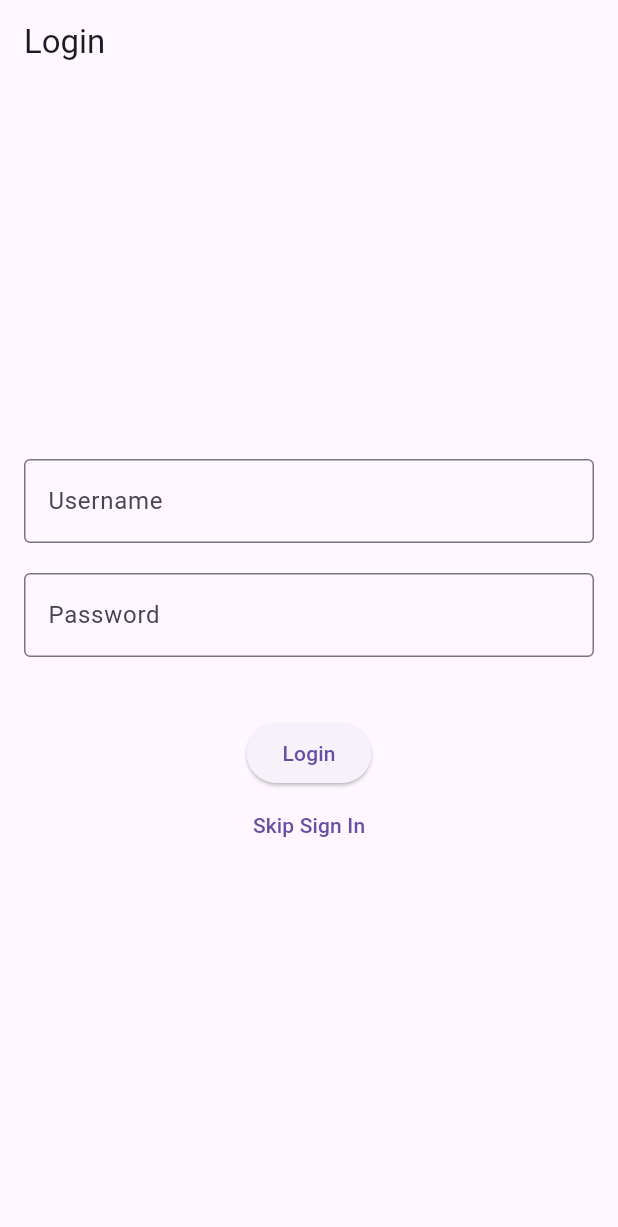
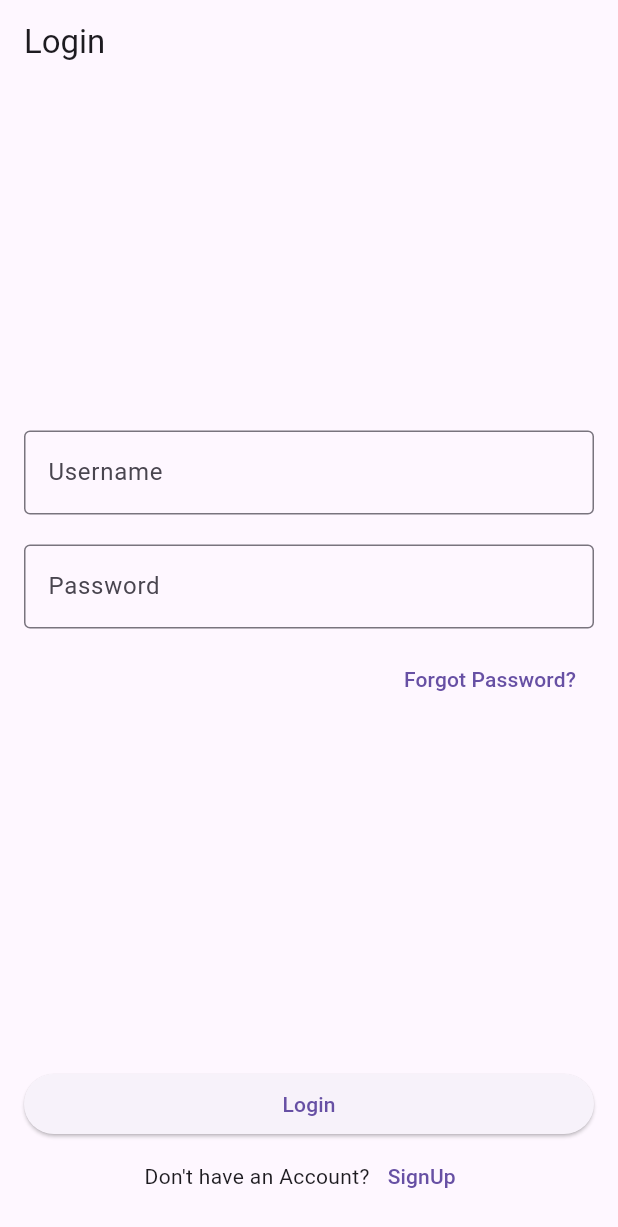
Before and after one commit to f71uday/QuestionsApp, a Flutter app: the screen it shows after launch, on a phone screen of 412 x 824 dp. Shown: the top 1227 px of the screen. Run offline on Flutter 3.47's test engine with Material 3 defaults, Android fonts, the phone set to English and light mode, and no system bars; our stand-ins replace flutter_secure_storage, fluttertoast, jwt_decoder; missing offline and left inert: flutter_appauth.

Commit message:
Update signin_page.dart

```diff
--- a/lib/pages/signin_page.dart
+++ b/lib/pages/signin_page.dart
@@ -1,13 +1,8 @@
 import 'dart:convert';
-
 import 'package:VetScholar/models/intialize_login_flow/InitializeLogin.dart';
 import 'package:flutter/material.dart';
 import 'package:fluttertoast/fluttertoast.dart';
-
 import 'package:http/http.dart' as http;
-
-
-
 
 class LoginPage extends StatefulWidget {
   @override
@@ -22,6 +17,7 @@ class _LoginPageState extends State<LoginPage> {
   bool _isLoading = false;
   String _errorMessage = '';
   String baseURL = '127.0.0.1:4433';
+ // bool _inCorrectPass = false;
 
   Future<void> _login() async {
     if (_formKey.currentState!.validate()) {
@@ -29,29 +25,33 @@ class _LoginPageState extends State<LoginPage> {
         _isLoading = true;
         _errorMessage = '';
       });
-      try{
-        final url = Uri.http(  baseURL, '/self-service/login/api', {
-          'refresh': 'false'
-        });
-        final  response = await http.get(url);
+      try {
+        final url = Uri.http(baseURL, '/self-service/login/api', {'refresh': 'false'});
+        final response = await http.get(url);
         if (response.statusCode == 200) {
           final httpResponse = json.decode(response.body);
           final intializeLogin = IntializeLoginFlow.fromJson(httpResponse);
           final loginResponse = await http.post(
-            Uri.parse(intializeLogin.ui.action ),
+            Uri.parse(intializeLogin.ui.action),
             headers: {
               'Content-Type': 'application/x-www-form-urlencoded',
             },
-            body:  {
+            body: {
               'identifier': _usernameController.text,
               'password': _passwordController.text,
               'method': 'password',
-            }
+            },
           );
-          if (loginResponse.statusCode == 200){
+          if (loginResponse.statusCode == 200) {
             setState(() {
               _showCustomToast();
               Navigator.pushReplacementNamed(context, '/subjects');
+            });
+          }
+          else {
+            setState(() {
+
+              _showCustomToast();
             });
           }
         }
@@ -61,11 +61,13 @@ class _LoginPageState extends State<LoginPage> {
           _errorMessage = error.toString();
         });
       } finally {
+        setState(() {
           _isLoading = false;
+        });
+
       }
     }
   }
-
 
   @override
   void initState() {
@@ -79,16 +81,17 @@ class _LoginPageState extends State<LoginPage> {
       padding: const EdgeInsets.symmetric(horizontal: 24.0, vertical: 12.0),
       decoration: BoxDecoration(
         borderRadius: BorderRadius.circular(25.0),
-        color: Colors.lightGreen,
+        //color: _inCorrectPass?Colors.lightGreen:Colors.redAccent,
+        color: Colors.lightGreen
       ),
       child: Row(
         mainAxisSize: MainAxisSize.min,
         children: [
-          Icon(Icons.check, color: Colors.white),
-          SizedBox(
-            width: 12.0,
-          ),
-          Text("Logged in Successfully"),
+          //Icon(_inCorrectPass?Icons.close:Icons.check, color: Colors.white),
+          Icon(Icons.check,color: Colors.white,),
+          SizedBox(width: 12.0),
+          //Text(!_inCorrectPass?"Logged in Successfully":"Incorrect Username or Password"),
+          Text("Logged in Successfully")
         ],
       ),
     );
@@ -100,59 +103,97 @@ class _LoginPageState extends State<LoginPage> {
     );
   }
 
-
   @override
   Widget build(BuildContext context) {
     return Scaffold(
       appBar: AppBar(title: Text('Login')),
       body: Padding(
         padding: EdgeInsets.all(16.0),
+        child: Column(
+          children: <Widget>[
+            Spacer(),
+            Expanded(
+              flex: 2,
+              child: Align(
+                alignment: Alignment.center,
                 child: Form(
                   key: _formKey,
                   child: Column(
-            mainAxisAlignment: MainAxisAlignment.center,
+                    mainAxisSize: MainAxisSize.min,
                     children: <Widget>[
                       TextFormField(
                         controller: _usernameController,
-                decoration: InputDecoration(labelText: 'Username', border: OutlineInputBorder()),
+                        decoration: InputDecoration(
+                            labelText: 'Username', border: OutlineInputBorder()),
                         validator: (value) {
                           if (value == null || value.isEmpty) {
                             return 'Please enter your username';
                           }
+
                           return null;
                         },
                       ),
-              SizedBox(height: 20,),
+                      SizedBox(height: 20),
                       TextFormField(
                         controller: _passwordController,
-                decoration: InputDecoration(labelText: 'Password', border: OutlineInputBorder()),
+                        decoration: InputDecoration(
+                            labelText: 'Password', border: OutlineInputBorder()),
                         obscureText: true,
                         validator: (value) {
                           if (value == null || value.isEmpty) {
                             return 'Please enter your password';
                           }
+
                           return null;
                         },
                       ),
-              SizedBox(height: 20),
-              if (_isLoading) CircularProgressIndicator(),
-              if (_errorMessage.isNotEmpty) ...[
-                SizedBox(height: 20),
-                Text(
-                  _errorMessage,
-                  style: TextStyle(color: Colors.red),
+                      SizedBox(height: 10),
+                      Row(
+                        mainAxisAlignment: MainAxisAlignment.end,
+                        children: [
+                          TextButton(
+                              onPressed: () => {
+                                Navigator.pushReplacementNamed(context, '/subjects')
+                              },
+                              child: Text('Forgot Password?')
                           ),
                         ],
+                      ),
+                    ],
+                  ),
+                ),
+              ),
+            ),
             SizedBox(height: 20),
-              ElevatedButton(
+
+            Spacer(),
+            Column(
+              children: [
+                if (!_isLoading)
+                SizedBox(
+                  width: double.infinity, // Make the button take the full width
+                  child: ElevatedButton(
                     onPressed: _login,
                     child: Text('Login'),
                   ),
-              TextButton(onPressed: () => {
+                ),
+                if (_isLoading)
+                  LinearProgressIndicator(),
+                Row(
+                  mainAxisAlignment: MainAxisAlignment.center,
+                  children: [
+                    Text("Don't have an Account?"),
+                    TextButton(
+                      onPressed: () => {
                         Navigator.pushReplacementNamed(context, '/subjects')
-              }, child: Text('Skip Sign In'))
+                      },
+                      child: Text('SignUp'),
+                    ),
                   ],
                 ),
+              ],
+            ),
+          ],
         ),
       ),
     );
```
Lines whose indentation alone changed are shown as unchanged.
